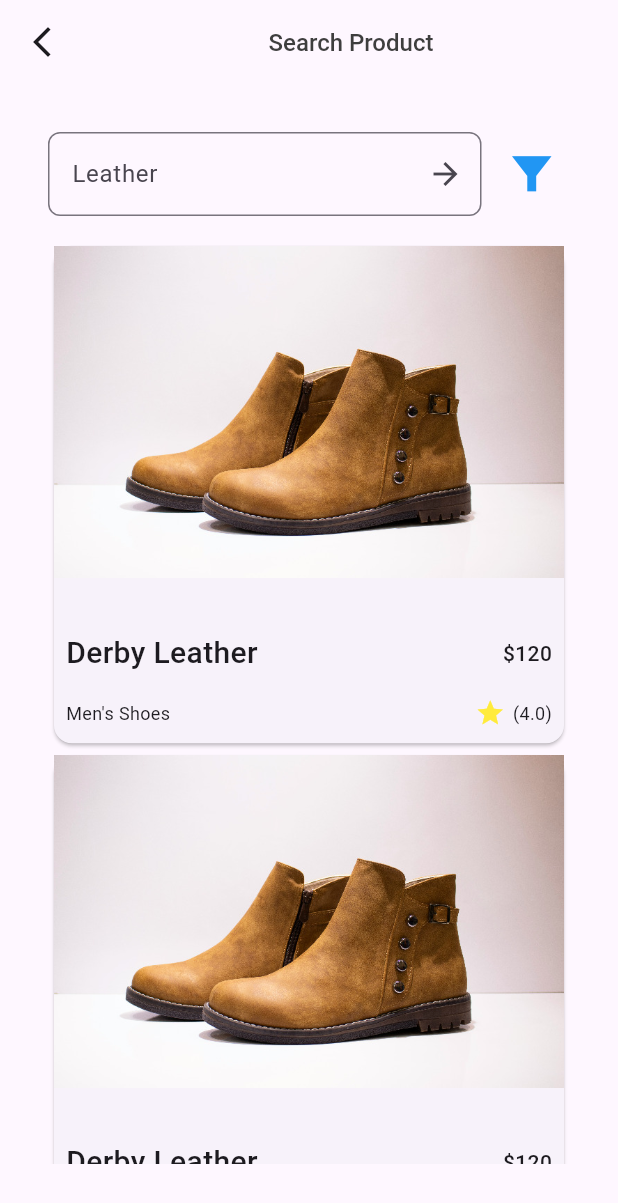
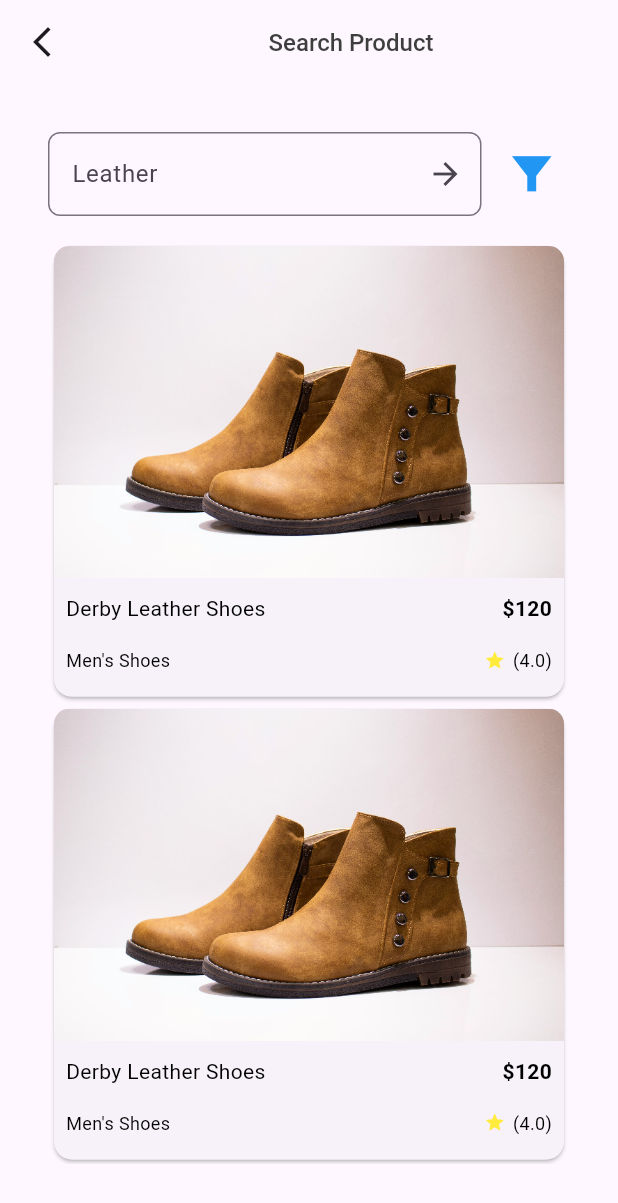
Before and after one commit to Kalki767/2024-internship-mobile-tasks, a Flutter app: the screen it shows after launch, after a tap on an icon or button, on a phone screen of 412 x 824 dp. Shown: the top 1203 px of the screen. Run offline on Flutter 3.47's test engine with Material 3 defaults, Android fonts, the phone set to English and light mode, and no system bars; our stand-ins replace dartz, equatable, internet_connection_checker, shared_preferences; Roboto replaces fonts that are missing (Poppins, Sora).

Commit message:
Refactored the pages and widgets. Pushed Task 16

```diff
--- a/e_commerce_app/lib/home_page.dart
+++ b/e_commerce_app/lib/features/product/presentation/pages/home_page.dart
@@ -1,5 +1,8 @@
 import 'package:flutter/cupertino.dart';
 import 'package:flutter/material.dart';
+
+import '../widgets/buttons.dart';
+import '../widgets/cards.dart';
 
 class HomePage extends StatelessWidget {
   const HomePage({super.key});
@@ -102,15 +105,10 @@ class HomePage extends StatelessWidget {
                               border: Border.all(color: Colors.grey),
                               borderRadius: BorderRadius.circular(6),
                             ),
-                            child: IconButton(
-                              icon: const Icon(
-                                CupertinoIcons.search,
-                                color: Colors.grey,
-                                size: 20,
-                              ),
-                              onPressed: () {
-                                Navigator.pushNamed(context, '/search');
-                              },
+                            child: const Buttons(
+                              icons: CupertinoIcons.search,
+                              navigateto: '/search',
+                              colors: Colors.grey,
                             ),
                           ))
                     ],
@@ -126,68 +124,7 @@ class HomePage extends StatelessWidget {
                           onTap: () {
                             Navigator.pushNamed(context, '/details');
                           },
-                          child: Card(
-                            child: Column(
-                              children: [
-                                ClipRRect(
-                                    borderRadius: const BorderRadius.vertical(
-                                        top: Radius.circular(10)),
-                                    child: Image.asset(
-                                      'assets/shoes.jpg',
-                                      fit: BoxFit.cover,
-                                    )),
-                                const SizedBox(
-                                  height: 10,
-                                ),
-                                const Row(
-                                  mainAxisAlignment:
-                                      MainAxisAlignment.spaceAround,
-                                  children: [
-                                    Padding(
-                                      padding: EdgeInsets.all(8.0),
-                                      child: Text('Derby Leather Shoes',
-                                          style: TextStyle(fontSize: 16)),
-                                    ),
-                                    Spacer(),
-                                    Text(
-                                      '\$120',
-                                      style: TextStyle(
-                                          fontWeight: FontWeight.bold,
-                                          fontSize: 14),
-                                    ),
-                                  ],
-                                ),
-                                const Padding(
-                                    padding: EdgeInsets.symmetric(vertical: 16),
-                                    child: Row(
-                                        mainAxisAlignment:
-                                            MainAxisAlignment.spaceAround,
-                                        children: [
-                                          SizedBox(
-                                            width: 10,
-                                          ),
-                                          Text("Men's Shoes",
-                                              style: TextStyle(fontSize: 12)),
-                                          Spacer(),
-                                          Icon(
-                                            Icons.star,
-                                            size: 14,
-                                            color: Colors.yellow,
-                                            weight: 4,
-                                          ),
-                                          SizedBox(
-                                            width: 5,
-                                          ),
-                                          Text(
-                                            '(4.0)',
-                                            style: TextStyle(
-                                                fontWeight: FontWeight.normal,
-                                                fontSize: 12),
-                                          ),
-                                        ]))
-                              ],
-                            ),
-                          ),
+                          child: const Cards(),
                         );
                       }))
             ],
--- /dev/null
+++ b/e_commerce_app/lib/features/product/presentation/pages/search_product.dart
@@ -0,0 +1,83 @@
+import 'package:flutter/material.dart';
+
+import '../widgets/bottom_sheet.dart';
+import '../widgets/cards.dart';
+
+class SearchProduct extends StatefulWidget {
+  const SearchProduct({super.key});
+
+  @override
+  State<SearchProduct> createState() => _SearchProductState();
+}
+
+class _SearchProductState extends State<SearchProduct> {
+  @override
+  Widget build(BuildContext context) {
+    return Scaffold(
+      appBar: AppBar(
+        automaticallyImplyLeading: false,
+        leading: IconButton(
+          icon: const Icon(Icons.arrow_back_ios_new),
+          onPressed: () {
+            Navigator.of(context).pop();
+          },
+        ),
+        title: const Row(
+          mainAxisAlignment: MainAxisAlignment.center,
+          children: [
+            Text(
+              'Search Product',
+              style: TextStyle(
+                fontSize: 16,
+                fontWeight: FontWeight.w500,
+                fontFamily: 'Poppins',
+                color: Color(0xff3E3E3E),
+              ),
+            )
+          ],
+        ),
+      ),
+      body: Padding(
+        padding: const EdgeInsets.all(32.0),
+        child: Column(
+          children: [
+            Row(
+              mainAxisSize: MainAxisSize.max,
+              children: [
+                Expanded(
+                  child: TextField(
+                    decoration: InputDecoration(
+                      labelText: 'Leather',
+                      border: OutlineInputBorder(
+                        borderRadius: BorderRadius.circular(8.0),
+                      ),
+                      suffixIcon: const Icon(Icons.arrow_forward),
+                    ),
+                  ),
+                ),
+                const SizedBox(width: 8),
+                IconButton(
+                  iconSize: 35,
+                  icon: const Icon(Icons.filter_alt_sharp, color: Colors.blue),
+                  onPressed: () {
+                    bottomSheet(context);
+                  },
+                ),
+              ],
+            ),
+            const SizedBox(height: 16),
+            Expanded(
+              child: ListView.builder(
+                itemCount: 4,
+                itemBuilder: (context, index) {
+                  return const Cards();
+                },
+              ),
+            ),
+            const SizedBox(height: 16),
+          ],
+        ),
+      ),
+    );
+  }
+}
--- /dev/null
+++ b/e_commerce_app/lib/features/product/presentation/widgets/bottom_sheet.dart
@@ -0,0 +1,73 @@
+import 'package:flutter/material.dart';
+
+Future<dynamic> bottomSheet(BuildContext context) {
+  RangeValues _priceRange = const RangeValues(20, 80);
+  return showModalBottomSheet(
+    context: context,
+    builder: (BuildContext context) {
+      RangeValues tempPriceRange = _priceRange;
+      return StatefulBuilder(
+        builder: (BuildContext context, StateSetter setState) {
+          return Padding(
+            padding: const EdgeInsets.all(32.0),
+            child: Column(
+              crossAxisAlignment: CrossAxisAlignment.start,
+              mainAxisSize: MainAxisSize.min,
+              children: [
+                const TextField(
+                  decoration: InputDecoration(
+                    labelText: 'Category',
+                    border: OutlineInputBorder(),
+                  ),
+                ),
+                const SizedBox(height: 16),
+                const Text(
+                  'Price',
+                  style: TextStyle(fontSize: 16),
+                ),
+                RangeSlider(
+                  values: tempPriceRange,
+                  min: 0,
+                  max: 100,
+                  divisions: 10,
+                  activeColor: Colors.blue,
+                  inactiveColor: Colors.grey,
+                  onChanged: (RangeValues values) {
+                    setState(() {
+                      tempPriceRange = values;
+                    });
+                  },
+                ),
+                const SizedBox(height: 16),
+                ElevatedButton(
+                  onPressed: () {
+                    setState(() {
+                      _priceRange = tempPriceRange;
+                    });
+                    Navigator.of(context).pop();
+                  },
+                  style: ElevatedButton.styleFrom(
+                    minimumSize: const Size(
+                        double.infinity, 48), // Make button full width
+                    backgroundColor: const Color(0xff3F51F3),
+                    shape: RoundedRectangleBorder(
+                      borderRadius:
+                          BorderRadius.circular(8), // Background color
+                    ),
+                  ),
+                  child: const Text(
+                    'APPLY',
+                    style: TextStyle(fontSize: 16, color: Color(0xffFFFFFF)),
+                  ),
+                ),
+                const SizedBox(
+                  height: 10,
+                ),
+              ],
+            ),
+          );
+        },
+      );
+    },
+  );
+}
--- /dev/null
+++ b/e_commerce_app/lib/features/product/presentation/widgets/buttons.dart
@@ -0,0 +1,29 @@
+import 'package:flutter/cupertino.dart';
+import 'package:flutter/material.dart';
+
+class Buttons extends StatelessWidget {
+  final String navigateto;
+  final IconData icons;
+
+  final Color colors;
+
+  const Buttons({
+    super.key,
+    required this.navigateto,
+    this.colors = Colors.white,
+    required this.icons,
+  });
+
+  @override
+  Widget build(BuildContext context) {
+    return IconButton(
+      icon: Icon(
+        icons,
+        color: colors,
+      ),
+      onPressed: () {
+        Navigator.pushNamed(context, navigateto);
+      },
+    );
+  }
+}
--- /dev/null
+++ b/e_commerce_app/lib/features/product/presentation/widgets/cards.dart
@@ -0,0 +1,70 @@
+import 'package:flutter/material.dart';
+
+import 'custom_text.dart';
+
+class Cards extends StatelessWidget {
+  const Cards({
+    super.key,
+  });
+
+  @override
+  Widget build(BuildContext context) {
+    return Card(
+      child: Column(
+        children: [
+          ClipRRect(
+              borderRadius:
+                  const BorderRadius.vertical(top: Radius.circular(10)),
+              child: Image.asset(
+                'assets/shoes.jpg',
+                fit: BoxFit.cover,
+              )),
+          const SizedBox(
+            height: 10,
+          ),
+          const Padding(
+            padding: EdgeInsets.symmetric(horizontal: 8.0),
+            child: Row(
+              mainAxisAlignment: MainAxisAlignment.spaceAround,
+              children: [
+                CustomText(text: 'Derby Leather Shoes'),
+                Spacer(),
+                CustomText(
+                  text: '\$120',
+                  fontWeight: FontWeight.bold,
+                  fontSize: 14,
+                ),
+              ],
+            ),
+          ),
+          const Padding(
+              padding: EdgeInsets.symmetric(vertical: 16, horizontal: 8.0),
+              child: Row(
+                  mainAxisAlignment: MainAxisAlignment.spaceAround,
+                  children: [
+                    CustomText(
+                      text: "Men's Shoes",
+                      fontSize: 12,
+                    ),
+                    Spacer(),
+                    Icon(
+                      Icons.star,
+                      size: 14,
+                      color: Colors.yellow,
+                      weight: 4,
+                    ),
+                    SizedBox(
+                      width: 5,
+                    ),
+                    CustomText(
+                      text: '(4.0)',
+                      fontFamily: 'Sora',
+                      fontWeight: FontWeight.w400,
+                      fontSize: 12,
+                    ),
+                  ]))
+        ],
+      ),
+    );
+  }
+}
--- /dev/null
+++ b/e_commerce_app/lib/features/product/presentation/widgets/custom_text.dart
@@ -0,0 +1,34 @@
+import 'package:flutter/material.dart';
+
+class CustomText extends StatelessWidget {
+  final String text;
+  final Color color;
+  final double fontSize;
+  final FontWeight fontWeight;
+  final TextAlign textAlign;
+  final String fontFamily;
+
+  const CustomText({
+    super.key,
+    required this.text,
+    this.color = Colors.black,
+    this.fontSize = 14.0,
+    this.fontWeight = FontWeight.normal,
+    this.textAlign = TextAlign.left,
+    this.fontFamily = '',
+  });
+
+  @override
+  Widget build(BuildContext context) {
+    return Text(
+      text,
+      style: TextStyle(
+        color: color,
+        fontSize: fontSize,
+        fontWeight: fontWeight,
+        fontFamily: fontFamily,
+      ),
+      textAlign: textAlign,
+    );
+  }
+}
--- a/e_commerce_app/lib/search_product.dart
+++ /dev/null
@@ -1,215 +0,0 @@
-import 'package:flutter/material.dart';
-
-class SearchProduct extends StatefulWidget {
-  const SearchProduct({super.key});
-
-  @override
-  State<SearchProduct> createState() => _SearchProductState();
-}
-
-class _SearchProductState extends State<SearchProduct> {
-  RangeValues _priceRange = const RangeValues(20, 80);
-
-  @override
-  Widget build(BuildContext context) {
-    return Scaffold(
-      appBar: AppBar(
-        automaticallyImplyLeading: false,
-        leading: IconButton(
-          icon: const Icon(Icons.arrow_back_ios_new),
-          onPressed: () {
-            Navigator.of(context).pop();
-          },
-        ),
-        title: const Row(
-          mainAxisAlignment: MainAxisAlignment.center,
-          children: [
-            Text(
-              'Search Product',
-              style: TextStyle(
-                fontSize: 16,
-                fontWeight: FontWeight.w500,
-                fontFamily: 'Poppins',
-                color: Color(0xff3E3E3E),
-              ),
-            )
-          ],
-        ),
-      ),
-      body: Padding(
-        padding: const EdgeInsets.all(32.0),
-        child: Column(
-          children: [
-            Row(
-              mainAxisSize: MainAxisSize.max,
-              children: [
-                Expanded(
-                  child: TextField(
-                    decoration: InputDecoration(
-                      labelText: 'Leather',
-                      border: OutlineInputBorder(
-                        borderRadius: BorderRadius.circular(8.0),
-                      ),
-                      suffixIcon: const Icon(Icons.arrow_forward),
-                    ),
-                  ),
-                ),
-                const SizedBox(width: 8),
-                IconButton(
-                  iconSize: 35,
-                  icon: const Icon(Icons.filter_alt_sharp, color: Colors.blue),
-                  onPressed: () {
-                    showModalBottomSheet(
-                      context: context,
-                      builder: (BuildContext context) {
-                        RangeValues tempPriceRange = _priceRange;
-                        return StatefulBuilder(
-                          builder:
-                              (BuildContext context, StateSetter setState) {
-                            return Padding(
-                              padding: const EdgeInsets.all(32.0),
-                              child: Column(
-                                crossAxisAlignment: CrossAxisAlignment.start,
-                                mainAxisSize: MainAxisSize.min,
-                                children: [
-                                  const TextField(
-                                    decoration: InputDecoration(
-                                      labelText: 'Category',
-                                      border: OutlineInputBorder(),
-                                    ),
-                                  ),
-                                  const SizedBox(height: 16),
-                                  const Text(
-                                    'Price',
-                                    style: TextStyle(fontSize: 16),
-                                  ),
-                                  RangeSlider(
-                                    values: tempPriceRange,
-                                    min: 0,
-                                    max: 100,
-                                    divisions: 10,
-                                    activeColor: Colors.blue,
-                                    inactiveColor: Colors.grey,
-                                    onChanged: (RangeValues values) {
-                                      setState(() {
-                                        tempPriceRange = values;
-                                      });
-                                    },
-                                  ),
-                                  const SizedBox(height: 16),
-                                  ElevatedButton(
-                                    onPressed: () {
-                                      setState(() {
-                                        _priceRange = tempPriceRange;
-                                      });
-                                      Navigator.of(context).pop();
-                                    },
-                                    style: ElevatedButton.styleFrom(
-                                      minimumSize: const Size(double.infinity,
-                                          48), // Make button full width
-                                      backgroundColor: const Color(0xff3F51F3),
-                                      shape: RoundedRectangleBorder(
-                                        borderRadius: BorderRadius.circular(
-                                            8), // Background color
-                                      ),
-                                    ),
-                                    child: const Text(
-                                      'APPLY',
-                                      style: TextStyle(
-                                          fontSize: 16,
-                                          color: Color(0xffFFFFFF)),
-                                    ),
-                                  ),
-                                  const SizedBox(
-                                    height: 10,
-                                  ),
-                                ],
-                              ),
-                            );
-                          },
-                        );
-                      },
-                    );
-                  },
-                ),
-              ],
-            ),
-            const SizedBox(height: 16),
-            Expanded(
-              child: ListView.builder(
-                itemCount: 4,
-                itemBuilder: (context, index) {
-                  return Card(
-                    child: Column(
-                      children: [
-                        Image.asset(
-                          'assets/shoes.jpg',
-                          fit: BoxFit.cover,
-                        ),
-                        const SizedBox(height: 20),
-                        const Padding(
-                          padding: EdgeInsets.symmetric(horizontal: 8),
-                          child: Column(
-                            children: [
-                              Row(
-                                children: [
-                                  SizedBox(
-                                    height: 60,
-                                  ),
-                                  Text('Derby Leather',
-                                      style: TextStyle(
-                                          fontSize: 20,
-                                          fontWeight: FontWeight.w500)),
-                                  Spacer(),
-                                  Text(
-                                    '\$120',
-                                    style: TextStyle(
-                                        fontWeight: FontWeight.w500,
-                                        fontSize: 14),
-                                  ),
-                                ],
-                              ),
-                              Row(
-                                mainAxisAlignment:
-                                    MainAxisAlignment.spaceAround,
-                                children: [
-                                  Text("Men's Shoes",
-                                      style: TextStyle(
-                                          fontSize: 12,
-                                          fontWeight: FontWeight.w400)),
-                                  Spacer(),
-                                  Icon(
-                                    Icons.star,
-                                    size: 20,
-                                    color: Colors.yellow,
-                                  ),
-                                  SizedBox(
-                                    width: 5,
-                                  ),
-                                  Text(
-                                    '(4.0)',
-                                    style: TextStyle(
-                                        fontWeight: FontWeight.w400,
-                                        fontSize: 12),
-                                  ),
-                                ],
-                              ),
-                              SizedBox(
-                                height: 10,
-                              )
-                            ],
-                          ),
-                        ),
-                      ],
-                    ),
-                  );
-                },
-              ),
-            ),
-            const SizedBox(height: 16),
-          ],
-        ),
-      ),
-    );
-  }
-}
```
Also changed, not shown: e_commerce_app/lib/main.dart (+4 -4 lines), e_commerce_app/lib/features/product/presentation/pages/add_page.dart (renamed from e_commerce_app/lib/add_page.dart), e_commerce_app/lib/features/product/presentation/pages/details_page.dart (renamed from e_commerce_app/lib/details_page.dart), 2 other files.
